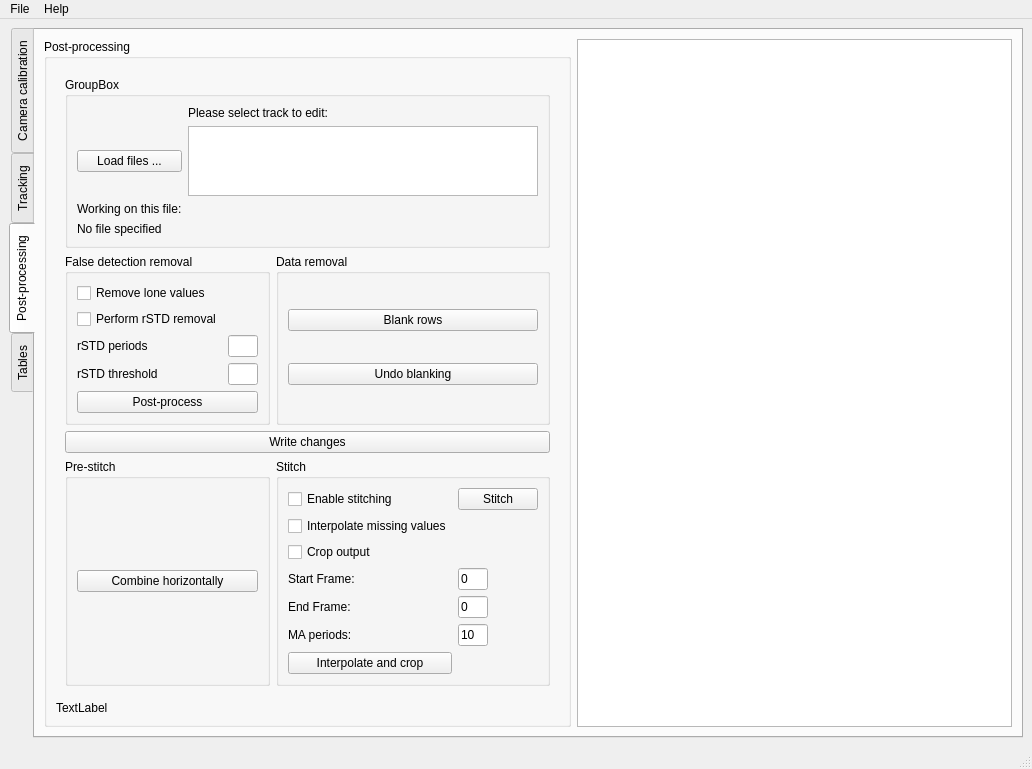
The window that tracker_ui.ui (Fishified/FishTracker) describes before a commit, drawn with Qt 5.
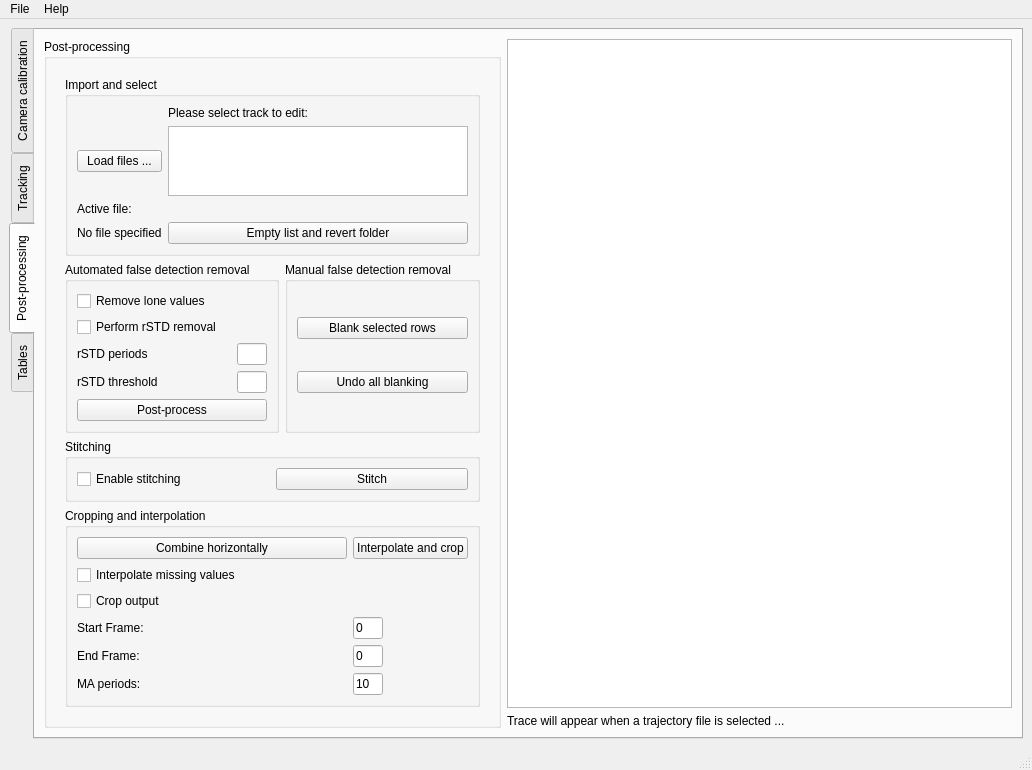
The same window after the commit. The open tabs and pages were chosen to show the change.

Commit message: added stitching functionality

Patch:
```diff
--- a/tracker_ui.ui
+++ b/tracker_ui.ui
@@ -853,8 +853,8 @@
        <attribute name="title">
         <string>Post-processing</string>
        </attribute>
-       <layout class="QHBoxLayout" name="horizontalLayout_4">
-        <item>
+       <layout class="QGridLayout" name="gridLayout_14">
+        <item row="0" column="0" rowspan="2">
          <widget class="QGroupBox" name="groupBox_9">
           <property name="enabled">
            <bool>true</bool>
@@ -869,63 +869,61 @@
               <bool>true</bool>
              </property>
              <layout class="QGridLayout" name="gridLayout_10">
+              <item row="4" column="0" colspan="2">
+               <widget class="QGroupBox" name="groupBox_8">
+                <property name="title">
+                 <string>Stitching</string>
+                </property>
+                <layout class="QGridLayout" name="gridLayout_17">
+                 <item row="0" column="0">
+                  <widget class="QCheckBox" name="stitchCheck_CB">
+                   <property name="enabled">
+                    <bool>true</bool>
+                   </property>
+                   <property name="toolTip">
+                    <string>Check this if you are happy with the quality of all your files. Doing so will create a *_treated.csv file in the directory for each file in the list.</string>
+                   </property>
+                   <property name="text">
+                    <string>Enable stitching</string>
+                   </property>
+                  </widget>
+                 </item>
+                 <item row="0" column="1">
+                  <widget class="QPushButton" name="ppstitch_B">
+                   <property name="enabled">
+                    <bool>true</bool>
+                   </property>
+                   <property name="toolTip">
+                    <string>Stitches paths from all cameras together</string>
+                   </property>
+                   <property name="text">
+                    <string>Stitch</string>
+                   </property>
+                  </widget>
+                 </item>
+                </layout>
+               </widget>
+              </item>
               <item row="3" column="1">
                <widget class="QGroupBox" name="groupBox_15">
                 <property name="title">
-                 <string>Data removal</string>
+                 <string>Manual false detection removal</string>
                 </property>
                 <layout class="QGridLayout" name="gridLayout_16">
                  <item row="0" column="0">
                   <widget class="QPushButton" name="pp_blank_B">
                    <property name="text">
-                    <string>Blank rows</string>
+                    <string>Blank selected rows</string>
                    </property>
                   </widget>
                  </item>
                  <item row="1" column="0">
                   <widget class="QPushButton" name="ppUndo_B">
-                   <property name="text">
-                    <string>Undo blanking</string>
+                   <property name="toolTip">
+                    <string>Reverts active track back to its orginal state.</string>
                    </property>
-                  </widget>
-                 </item>
-                </layout>
-               </widget>
-              </item>
-              <item row="0" column="0" colspan="2">
-               <widget class="QGroupBox" name="groupBox_3">
-                <property name="title">
-                 <string>GroupBox</string>
-                </property>
-                <layout class="QGridLayout" name="gridLayout_3">
-                 <item row="1" column="0">
-                  <widget class="QPushButton" name="ppFileOpen_B">
                    <property name="text">
-                    <string>Load files ...</string>
-                   </property>
-                  </widget>
-                 </item>
-                 <item row="3" column="0">
-                  <widget class="QLabel" name="ppFileLoaded_L">
-                   <property name="text">
-                    <string>No file specified</string>
-                   </property>
-                  </widget>
-                 </item>
-                 <item row="2" column="0">
-                  <widget class="QLabel" name="label_3">
-                   <property name="text">
-                    <string>Working on this file:</string>
-                   </property>
-                  </widget>
-                 </item>
-                 <item row="1" column="1">
-                  <widget class="QListWidget" name="csvList_LW"/>
-                 </item>
-                 <item row="0" column="1">
-                  <widget class="QLabel" name="label_4">
-                   <property name="text">
-                    <string>Please select track to edit:</string>
+                    <string>Undo all blanking</string>
                    </property>
                   </widget>
                  </item>
@@ -938,7 +936,7 @@
                  <bool>true</bool>
                 </property>
                 <property name="title">
-                 <string>False detection removal</string>
+                 <string>Automated false detection removal</string>
                 </property>
                 <layout class="QGridLayout" name="gridLayout_15">
                  <item row="0" column="0">
@@ -1011,95 +1009,28 @@
                 </layout>
                </widget>
               </item>
-              <item row="7" column="0">
-               <widget class="QGroupBox" name="groupBox_8">
-                <property name="title">
-                 <string>Pre-stitch</string>
-                </property>
-                <layout class="QGridLayout" name="gridLayout_14">
-                 <item row="0" column="0">
-                  <widget class="QPushButton" name="horizontalCombine_B">
-                   <property name="toolTip">
-                    <string>Places camera frames side by side to allow user to evaluate correct overlap</string>
-                   </property>
-                   <property name="text">
-                    <string>Combine horizontally</string>
-                   </property>
-                  </widget>
-                 </item>
-                </layout>
-               </widget>
-              </item>
-              <item row="7" column="1">
+              <item row="7" column="0" colspan="2">
                <widget class="QGroupBox" name="groupBox_5">
                 <property name="title">
-                 <string>Stitch</string>
+                 <string>Cropping and interpolation</string>
                 </property>
                 <layout class="QGridLayout" name="gridLayout_9">
-                 <item row="5" column="1">
-                  <widget class="QLineEdit" name="maLineEdit_2">
-                   <property name="sizePolicy">
-                    <sizepolicy hsizetype="Fixed" vsizetype="Fixed">
-                     <horstretch>0</horstretch>
-                     <verstretch>0</verstretch>
-                    </sizepolicy>
-                   </property>
-                   <property name="maximumSize">
-                    <size>
-                     <width>30</width>
-                     <height>16777215</height>
-                    </size>
-                   </property>
-                   <property name="toolTip">
-                    <string>Number of periods for the moving averages</string>
-                   </property>
+                 <item row="1" column="1">
+                  <widget class="QPushButton" name="ppInterpolate_B">
                    <property name="text">
-                    <string>10</string>
+                    <string>Interpolate and crop</string>
                    </property>
                   </widget>
                  </item>
-                 <item row="0" column="0">
-                  <widget class="QCheckBox" name="checkBox">
-                   <property name="text">
-                    <string>Enable stitching</string>
-                   </property>
-                  </widget>
-                 </item>
-                 <item row="3" column="0">
-                  <widget class="QLabel" name="label_22">
-                   <property name="text">
-                    <string>Start Frame:</string>
-                   </property>
-                  </widget>
-                 </item>
-                 <item row="3" column="1">
-                  <widget class="QLineEdit" name="cropstartLineEdit_2">
-                   <property name="sizePolicy">
-                    <sizepolicy hsizetype="Fixed" vsizetype="Fixed">
-                     <horstretch>0</horstretch>
-                     <verstretch>0</verstretch>
-                    </sizepolicy>
-                   </property>
-                   <property name="maximumSize">
-                    <size>
-                     <width>30</width>
-                     <height>16777215</height>
-                    </size>
-                   </property>
-                   <property name="text">
-                    <string>0</string>
-                   </property>
-                  </widget>
-                 </item>
-                 <item row="2" column="0">
+                 <item row="4" column="0">
                   <widget class="QCheckBox" name="cropCheckBox_2">
                    <property name="text">
                     <string>Crop output</string>
                    </property>
                   </widget>
                  </item>
-                 <item row="4" column="1">
-                  <widget class="QLineEdit" name="cropendLineEdit_2">
+                 <item row="5" column="1">
+                  <widget class="QLineEdit" name="cropstartLineEdit_2">
                    <property name="sizePolicy">
                     <sizepolicy hsizetype="Fixed" vsizetype="Fixed">
                      <horstretch>0</horstretch>
@@ -1117,14 +1048,36 @@
                    </property>
                   </widget>
                  </item>
-                 <item row="4" column="0">
-                  <widget class="QLabel" name="label_23">
-                   <property name="text">
-                    <string>End Frame:</string>
-                   </property>
-                  </widget>
-                 </item>
                  <item row="5" column="0">
+                  <widget class="QLabel" name="label_22">
+                   <property name="text">
+                    <string>Start Frame:</string>
+                   </property>
+                  </widget>
+                 </item>
+                 <item row="7" column="1">
+                  <widget class="QLineEdit" name="maLineEdit_2">
+                   <property name="sizePolicy">
+                    <sizepolicy hsizetype="Fixed" vsizetype="Fixed">
+                     <horstretch>0</horstretch>
+                     <verstretch>0</verstretch>
+                    </sizepolicy>
+                   </property>
+                   <property name="maximumSize">
+                    <size>
+                     <width>30</width>
+                     <height>16777215</height>
+                    </size>
+                   </property>
+                   <property name="toolTip">
+                    <string>Number of periods for the moving averages</string>
+                   </property>
+                   <property name="text">
+                    <string>10</string>
+                   </property>
+                  </widget>
+                 </item>
+                 <item row="7" column="0">
                   <widget class="QLabel" name="maLabel_2">
                    <property name="text">
                     <string>MA periods:</string>
@@ -1134,17 +1087,26 @@
                    </property>
                   </widget>
                  </item>
-                 <item row="0" column="1">
-                  <widget class="QPushButton" name="pushButton">
-                   <property name="toolTip">
-                    <string>Stitches paths from all cameras together</string>
+                 <item row="6" column="1">
+                  <widget class="QLineEdit" name="cropendLineEdit_2">
+                   <property name="sizePolicy">
+                    <sizepolicy hsizetype="Fixed" vsizetype="Fixed">
+                     <horstretch>0</horstretch>
+                     <verstretch>0</verstretch>
+                    </sizepolicy>
+                   </property>
+                   <property name="maximumSize">
+                    <size>
+                     <width>30</width>
+                     <height>16777215</height>
+                    </size>
                    </property>
                    <property name="text">
-                    <string>Stitch</string>
+                    <string>0</string>
                    </property>
                   </widget>
                  </item>
-                 <item row="1" column="0">
+                 <item row="3" column="0">
                   <widget class="QCheckBox" name="interpolateCheckBox_2">
                    <property name="text">
                     <string>Interpolate missing values</string>
@@ -1152,38 +1114,101 @@
                   </widget>
                  </item>
                  <item row="6" column="0">
-                  <widget class="QPushButton" name="ppInterpolate_B">
+                  <widget class="QLabel" name="label_23">
                    <property name="text">
-                    <string>Interpolate and crop</string>
+                    <string>End Frame:</string>
+                   </property>
+                  </widget>
+                 </item>
+                 <item row="1" column="0">
+                  <widget class="QPushButton" name="horizontalCombine_B">
+                   <property name="enabled">
+                    <bool>true</bool>
+                   </property>
+                   <property name="toolTip">
+                    <string>Places camera frames side by side to allow user to evaluate correct overlap</string>
+                   </property>
+                   <property name="text">
+                    <string>Combine horizontally</string>
                    </property>
                   </widget>
                  </item>
                 </layout>
                </widget>
               </item>
-              <item row="6" column="0" colspan="2">
-               <widget class="QPushButton" name="ppwrite_B">
-                <property name="text">
-                 <string>Write changes</string>
+              <item row="0" column="0" colspan="2">
+               <widget class="QGroupBox" name="groupBox_3">
+                <property name="title">
+                 <string>Import and select</string>
                 </property>
+                <layout class="QGridLayout" name="gridLayout_3">
+                 <item row="0" column="1">
+                  <widget class="QLabel" name="label_4">
+                   <property name="text">
+                    <string>Please select track to edit:</string>
+                   </property>
+                  </widget>
+                 </item>
+                 <item row="2" column="0">
+                  <widget class="QLabel" name="label_3">
+                   <property name="text">
+                    <string>Active file:</string>
+                   </property>
+                  </widget>
+                 </item>
+                 <item row="3" column="0">
+                  <widget class="QLabel" name="ppFileLoaded_L">
+                   <property name="text">
+                    <string>No file specified</string>
+                   </property>
+                  </widget>
+                 </item>
+                 <item row="1" column="1">
+                  <widget class="QListWidget" name="csvList_LW">
+                   <property name="toolTip">
+                    <string>Selected item in list is the active file for post-processing.</string>
+                   </property>
+                  </widget>
+                 </item>
+                 <item row="1" column="0">
+                  <widget class="QPushButton" name="ppFileOpen_B">
+                   <property name="toolTip">
+                    <string>Select all file for post-processing a single trajectory.</string>
+                   </property>
+                   <property name="text">
+                    <string>Load files ...</string>
+                   </property>
+                  </widget>
+                 </item>
+                 <item row="3" column="1">
+                  <widget class="QPushButton" name="ppwrite_B">
+                   <property name="toolTip">
+                    <string>Erases all file create during post-processing from the active directory.</string>
+                   </property>
+                   <property name="text">
+                    <string>Empty list and revert folder</string>
+                   </property>
+                  </widget>
+                 </item>
+                </layout>
                </widget>
               </item>
              </layout>
             </widget>
            </item>
-           <item>
-            <widget class="QLabel" name="plot_L">
-             <property name="text">
-              <string>TextLabel</string>
-             </property>
-            </widget>
-           </item>
           </layout>
          </widget>
         </item>
-        <item>
+        <item row="0" column="1">
          <widget class="QTableView" name="pp_TV"/>
         </item>
+        <item row="1" column="1">
+         <widget class="QLabel" name="plot_L">
+          <property name="text">
+           <string>Trace will appear when a trajectory file is selected ...</string>
+          </property>
+         </widget>
+        </item>
        </layout>
       </widget>
       <widget class="QWidget" name="tab_2">
```
Left out of the diff: 28 changed lines with no effect on the pictures. The commit also changes 14 other files.
